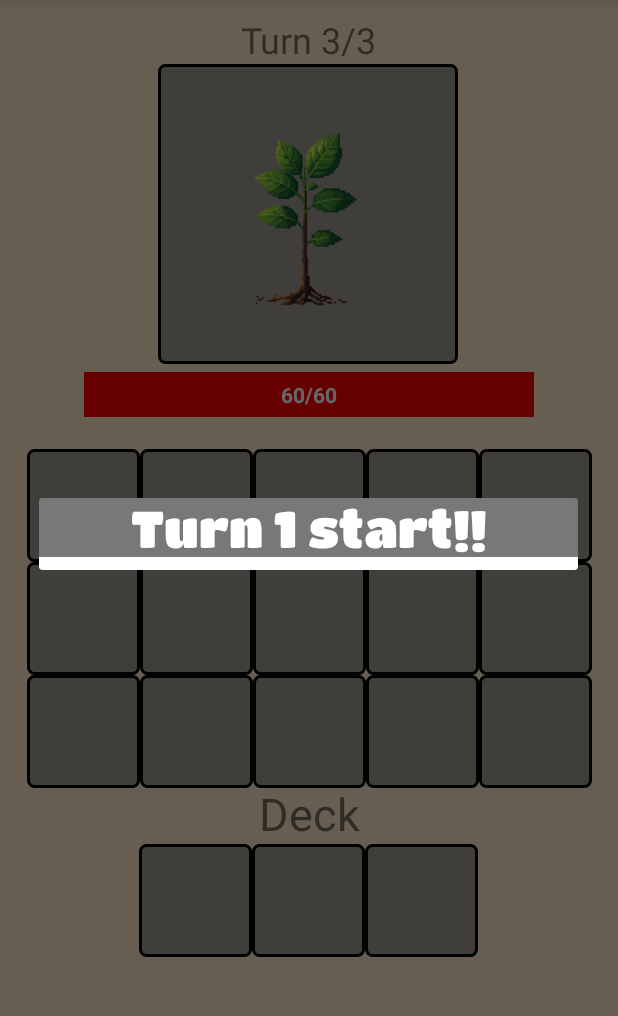
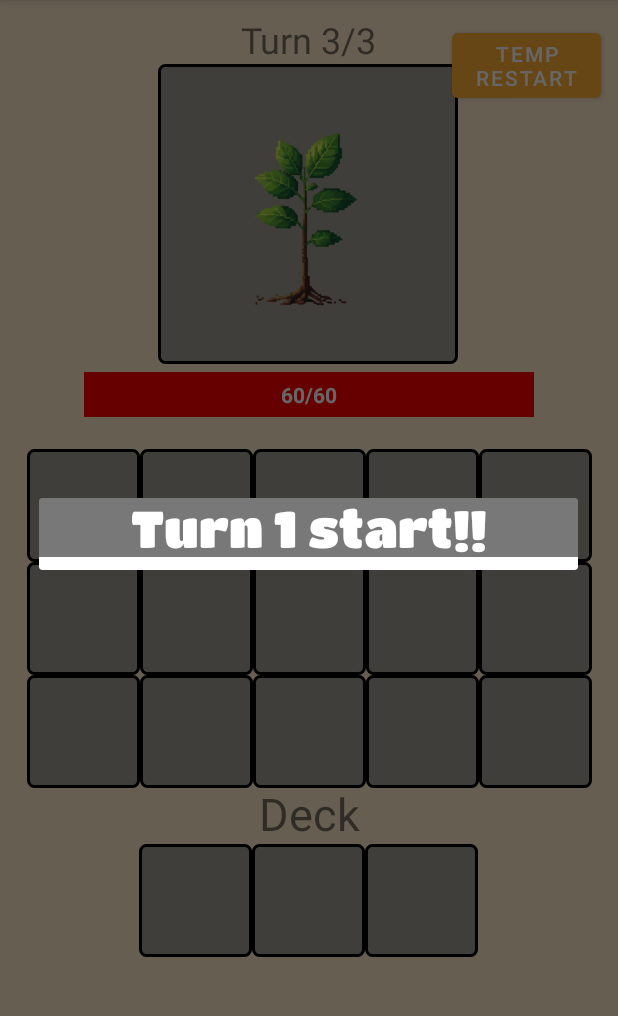
Before and after one commit to mellli1231/Eggenda, an Android app: the gameActivity screen opened directly, with no data from a screen before it, on a phone screen of 412 x 824 dp, the part 84-1100 px from its top. Run offline under Robolectric (Android 15) with nearby library versions, the phone set to English and light mode, and no system bars; 3 statements that could not run were skipped.

Commit message:
working on animation

```diff
--- a/app/src/main/java/com/example/eggenda/gamePlay/gameActivity.kt
+++ b/app/src/main/java/com/example/eggenda/gamePlay/gameActivity.kt
@@ -5,6 +5,7 @@ import android.graphics.Color
 import android.os.Bundle
 import android.util.Log
 import android.view.Gravity
+import android.view.animation.TranslateAnimation
 import android.widget.Button
 import android.widget.FrameLayout
 import android.widget.ImageView
@@ -74,6 +75,8 @@ class gameActivity : AppCompatActivity() {
     private lateinit var unitRecyclerView: RecyclerView
     private lateinit var deckAdapter: deckAdapter
 
+    private lateinit var tempRestart: Button
+
     //variables for UI
     private var selectedPetOrder: Int = -1
     private var newSelectedPetOrder: Int = -1
@@ -105,7 +108,8 @@ class gameActivity : AppCompatActivity() {
     private lateinit var oldEffectBoardIndex:ArrayDeque<Int>
 //    private lateinit var oldEffectBoardIndex2:ArrayDeque<Int>
     private lateinit var oldEffectBoardDir:ArrayDeque<Int>
-    private lateinit var newEffectBoardIndex:ArrayList<Int>
+    private lateinit var newEffectBoardIndex:ArrayDeque<Int>
+    private lateinit var newEffectBoardDir:ArrayDeque<Int>
 
     private val coroutineScope = CoroutineScope(Dispatchers.Main + Job())
 
@@ -226,6 +230,13 @@ class gameActivity : AppCompatActivity() {
 
 //        viewModel.init(stageInfo.StageInfoMap[selectedStage]!!.damage, dict.ALLOW, chosenPetId, initPetStatus(chosenPetId), initBoard, gameObjBuilder())
 
+        //temp restart
+        tempRestart = findViewById(R.id.temp_restart)
+        tempRestart.setOnClickListener {
+            viewModel.updateGameRunState(dict.GAME_NOT_START)
+            recreate()
+        }
+
         //buffers initialization
         turnBuffer = 1
         currentBossHpBuffer = stageInfo.StageInfoMap(selectedStage)!!.damageRequirement
@@ -296,6 +307,8 @@ class gameActivity : AppCompatActivity() {
             oldEffectBoardIndex = ArrayDeque()
 //            oldEffectBoardIndex2 = ArrayDeque()
             oldEffectBoardDir = ArrayDeque()
+            newEffectBoardIndex = ArrayDeque()
+            newEffectBoardDir = ArrayDeque()
             deckVisualize()
             boardVisualize()
             viewModel.updateGameRunState(dict.GAME_START)
@@ -431,6 +444,8 @@ class gameActivity : AppCompatActivity() {
             bounceNumAddQueue = ArrayDeque()
             oldEffectBoardIndex = ArrayDeque()
             oldEffectBoardDir = ArrayDeque()
+            newEffectBoardIndex = ArrayDeque()
+            newEffectBoardDir = ArrayDeque()
 
 
             deckVisualize()
@@ -623,6 +638,7 @@ class gameActivity : AppCompatActivity() {
         var putSuccess = 0
         selectedPetOrder = -1
         selectedGird = -1
+
         while (putSuccess == 0) {
             if (petClicked == 1 && newSelectedPetOrder != -1) {
                 selectedPetOrder = toggleFrame(newSelectedPetOrder)
@@ -711,6 +727,8 @@ class gameActivity : AppCompatActivity() {
 //                            newEffectBoardIndex. add(victimPosBack[t])
 //                            oldEffectBoardIndex2.add(victimPos[t])
                             oldEffectBoardDir.add(t)
+                            newEffectBoardIndex.add(victimPosBack[t])
+                            newEffectBoardDir.add(t)
 
 
                         }
@@ -732,9 +750,10 @@ class gameActivity : AppCompatActivity() {
 
                         //for moving effect
                         oldEffectBoardIndex.add(victimPos[t])//
-
-//                        oldEffectBoardIndex2.add(victimPos[t])
                         oldEffectBoardDir.add(t)
+
+//                        newEffectBoardIndex.add(victimPosBack[t])
+//                        newEffectBoardDir.add(t)
                     }
                 }
             }
@@ -1211,6 +1230,7 @@ class gameActivity : AppCompatActivity() {
                     if(boardStatusBuffer[i] >= 0){
                         oldEffectBoardIndex.add(i)
                         oldEffectBoardDir.add(1)
+
                     }
                 }
                 for(i in 0..< deckSize){
@@ -1228,6 +1248,10 @@ class gameActivity : AppCompatActivity() {
                 }
                 for(i in 0 ..< boardSize-boardCol){
                     boardStatusBuffer[i] = boardStatusBuffer[i+boardCol]
+                    if(boardStatusBuffer[i+boardCol] >= 0){
+                        newEffectBoardIndex.add(i)
+                        newEffectBoardDir.add(1)
+                    }
                 }
 
                 for(i in boardSize-boardCol ..< boardSize){
@@ -1262,10 +1286,18 @@ class gameActivity : AppCompatActivity() {
                         deckStatusBuffer[petOrder] = dict.hasPet
                     }
                     boardStatusBuffer[i] = boardStatusBuffer[i-boardCol]
+                    if(boardStatusBuffer[i-boardCol] >= 0){
+                        newEffectBoardIndex.add(i)
+                        newEffectBoardDir.add(6)
+                    }
                 }
 
                 for(i in boardCol ..< boardSize-boardCol){
                     boardStatusBuffer[i] = boardStatusBuffer[i-boardCol]
+                    if(boardStatusBuffer[i-boardCol] >= 0){
+                        newEffectBoardIndex.add(i)
+                        newEffectBoardDir.add(6)
+                    }
                 }
 
                 for(i in 0 ..< boardCol){
@@ -1514,6 +1546,7 @@ class gameActivity : AppCompatActivity() {
 
 //        Log.d("returnPet","returnPet triggered")
         unitRecyclerView.post {
+
             val targetDeck= unitRecyclerView.findViewHolderForAdapterPosition(petOrder) as? deckAdapter.ViewHolder
             targetDeck?.imageView?.isInvisible = false
             targetDeck?.imageView?.setImageResource(imageId!!)
@@ -1552,6 +1585,7 @@ class gameActivity : AppCompatActivity() {
 //            targetboard?.elementFrame?.alpha = 1.0f
 //            targetboard?.countFrame?.isInvisible = false
 //            targetboard?.countFrame?.alpha = 1.0f
+
             targetboard?.imageView?.setImageResource(imageId!!)
 
 //            val count = petInfo.getPetCount(petStatus,petOrder)
@@ -1586,9 +1620,14 @@ class gameActivity : AppCompatActivity() {
             params.topMargin = 0
             params.marginEnd = 0
             params.bottomMargin = 0
-
+//            val translateAnimation = TranslateAnimation(
+//                0f, -targetboard?.masterFrame?.width?.toFloat()!!, // start and end positions for X-axis
+//                0f, -targetboard?.masterFrame?.width?.toFloat()!! // start and end positions for Y-axis (no vertical movement)
+//            )
+//            translateAnimation.duration = 1000
             targetboard?.masterFrame?.layoutParams = params
             targetboard?.masterFrame?.isInvisible = false
+//            targetboard?.masterFrame?.startAnimation(translateAnimation)
 
         }
     }
--- a/app/src/main/java/com/example/eggenda/gamePlay/petInfo2.kt
+++ b/app/src/main/java/com/example/eggenda/gamePlay/petInfo2.kt
@@ -56,8 +56,8 @@ class petInfo2 {
         override val damage: Int = -30
         override val count: Int = 2
         override val skillName :String ="Sleepy..."
-        override val description: String = "Heals "+(damage * -1)+" hp after every "+count +" turns\n" +
-                "when it is placed or it healed you."
+        override val description: String = "Heals "+(damage * -1)+" hp every "+count +" turns\n" +
+                "when it stays on the board."
         override val rarity: Int = dict.RARITY_NORMAL
 
         override fun dealDamage(petStatus: Array<petStatus?>, petOrder: Int,deckSize:Int): Int {
--- a/app/src/main/java/com/example/eggenda/gamePlay/stageInfo.kt
+++ b/app/src/main/java/com/example/eggenda/gamePlay/stageInfo.kt
@@ -39,7 +39,7 @@ class stageInfo {
 
     private class stage_0():stage{
         override val id: Int = 0
-        override val name: String = "Wood Pile"
+        override val name: String = "Innocent Sapling"
         override val bossImageId: Int = R.drawable.game_enemy_sapling
         override val acceptElement: Int = dict.STAGE_ACCEPT_ALL_ELEMENT
         override val objectiveType: Int = dict.STAGE_OBJECTIVE_BEST
--- a/app/src/main/res/layout/activity_game.xml
+++ b/app/src/main/res/layout/activity_game.xml
@@ -164,6 +164,15 @@
 
     </FrameLayout>
 
+    <Button
+        android:id="@+id/temp_restart"
+        android:layout_width="wrap_content"
+        android:layout_height="wrap_content"
+        android:layout_marginTop="16dp"
+        android:layout_marginEnd="11dp"
+        android:text="Temp\nRestart"
+        app:layout_constraintEnd_toEndOf="parent"
+        app:layout_constraintTop_toTopOf="parent" />
 
 
 </androidx.constraintlayout.widget.ConstraintLayout>
--- /dev/null
+++ b/app/src/main/res/layout/game_menu_dialog.xml
@@ -0,0 +1,6 @@
+<?xml version="1.0" encoding="utf-8"?>
+<androidx.constraintlayout.widget.ConstraintLayout xmlns:android="http://schemas.android.com/apk/res/android"
+    android:layout_width="match_parent"
+    android:layout_height="match_parent">
+
+</androidx.constraintlayout.widget.ConstraintLayout>
```
